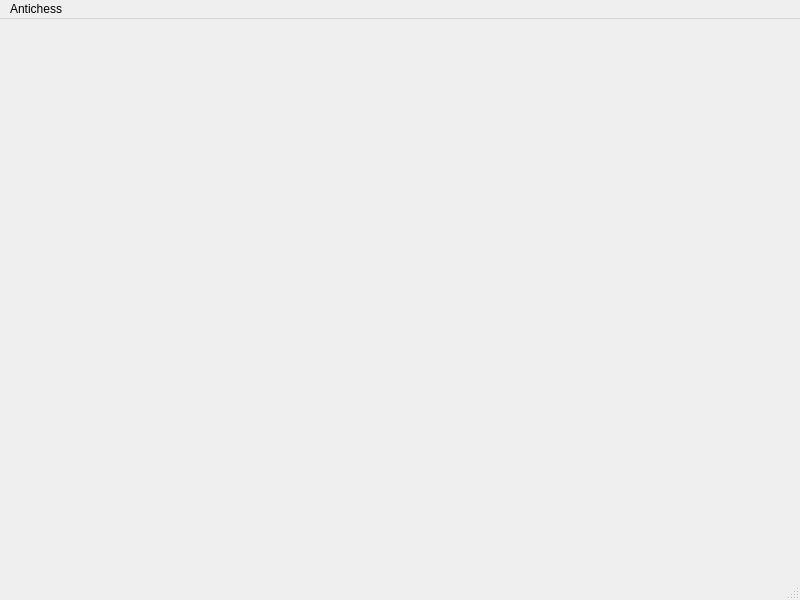
Above: Antichess/mainwindow.ui from L0G4NN/EE273Project before the change. Below: the same form after it.
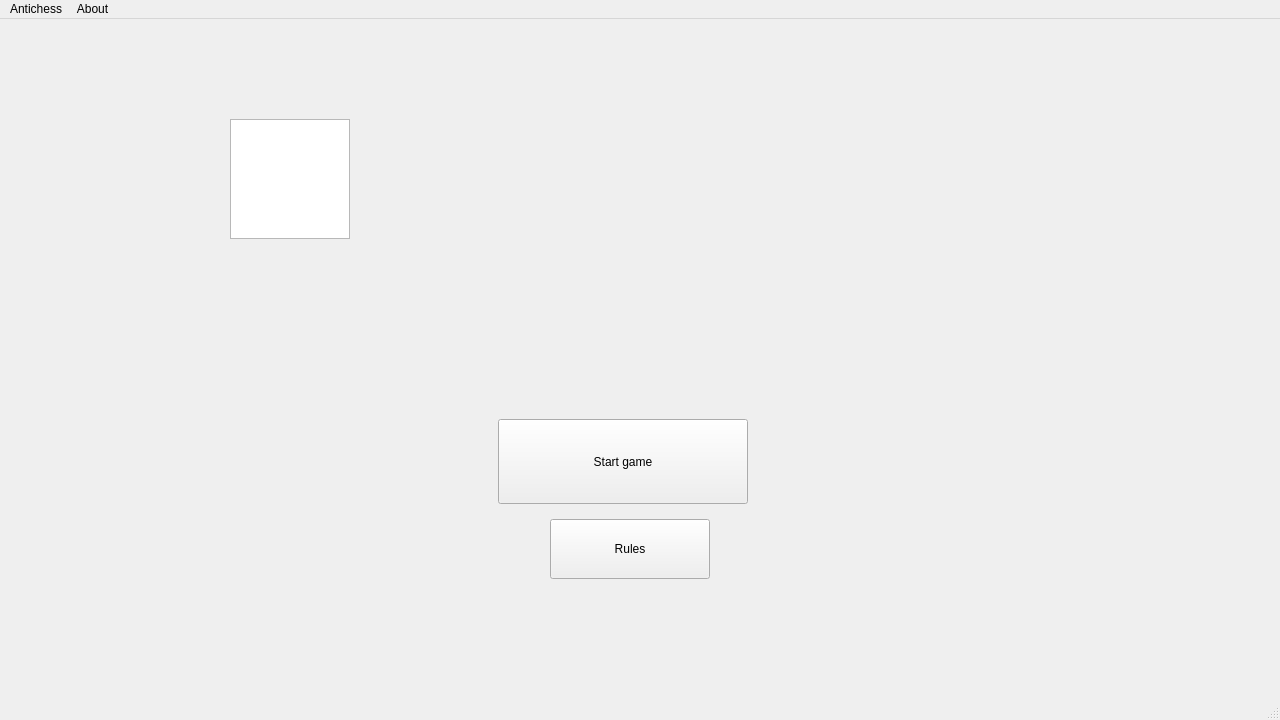
That is the form after the change.

Diff of the .ui file:
```diff
--- a/Antichess/mainwindow.ui
+++ b/Antichess/mainwindow.ui
@@ -6,35 +6,77 @@
    <rect>
     <x>0</x>
     <y>0</y>
-    <width>800</width>
-    <height>600</height>
+    <width>1280</width>
+    <height>720</height>
    </rect>
   </property>
   <property name="windowTitle">
    <string>Antichess</string>
   </property>
-  <widget class="QWidget" name="centralwidget"/>
+  <widget class="QWidget" name="centralwidget">
+   <widget class="QPushButton" name="pushButton">
+    <property name="geometry">
+     <rect>
+      <x>498</x>
+      <y>400</y>
+      <width>250</width>
+      <height>85</height>
+     </rect>
+    </property>
+    <property name="text">
+     <string>Start game</string>
+    </property>
+   </widget>
+   <widget class="QPushButton" name="pushButton_2">
+    <property name="geometry">
+     <rect>
+      <x>550</x>
+      <y>500</y>
+      <width>160</width>
+      <height>60</height>
+     </rect>
+    </property>
+    <property name="text">
+     <string>Rules</string>
+    </property>
+   </widget>
+   <widget class="QGraphicsView" name="graphicsView">
+    <property name="geometry">
+     <rect>
+      <x>230</x>
+      <y>100</y>
+      <width>120</width>
+      <height>120</height>
+     </rect>
+    </property>
+    <property name="autoFillBackground">
+     <bool>false</bool>
+    </property>
+   </widget>
+  </widget>
   <widget class="QMenuBar" name="menubar">
    <property name="geometry">
     <rect>
      <x>0</x>
      <y>0</y>
-     <width>800</width>
-     <height>22</height>
+     <width>1280</width>
+     <height>25</height>
     </rect>
    </property>
    <widget class="QMenu" name="menuAntichess">
     <property name="title">
      <string>Antichess</string>
     </property>
-    <widget class="QMenu" name="menuDeveloped_by_Elias_and_Logan">
-     <property name="title">
-      <string>Developed by Elias and Logan</string>
-     </property>
-    </widget>
-    <addaction name="menuDeveloped_by_Elias_and_Logan"/>
+   </widget>
+   <widget class="QMenu" name="menuAbout">
+    <property name="title">
+     <string>About</string>
+    </property>
+    <addaction name="actionRules"/>
+    <addaction name="actionCreated_by_Elias_and_Logan"/>
    </widget>
    <addaction name="menuAntichess"/>
+   <addaction name="menuAbout"/>
   </widget>
   <widget class="QStatusBar" name="statusbar"/>
  </widget>
```
Left out of the diff: 10 changed lines with no effect on the pictures.
